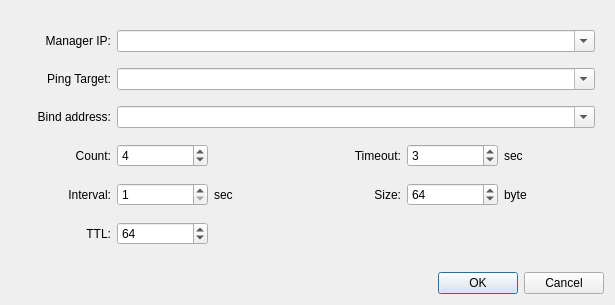
The window that qiperfc/src/dlgping.ui (coolshou/qiperf) describes before a commit, drawn with Qt 5.
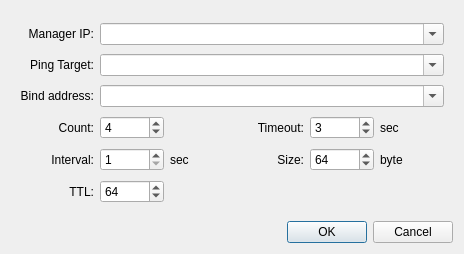
The same window after the commit.

Diff of the .ui file:
```diff
--- a/qiperfc/src/dlgping.ui
+++ b/qiperfc/src/dlgping.ui
@@ -9,8 +9,8 @@
    <rect>
     <x>0</x>
     <y>0</y>
-    <width>615</width>
-    <height>305</height>
+    <width>464</width>
+    <height>254</height>
    </rect>
   </property>
   <property name="windowTitle">
```
